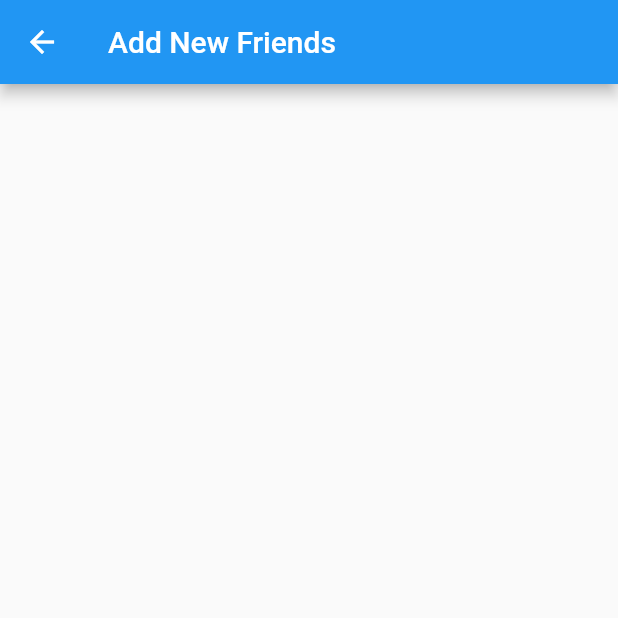
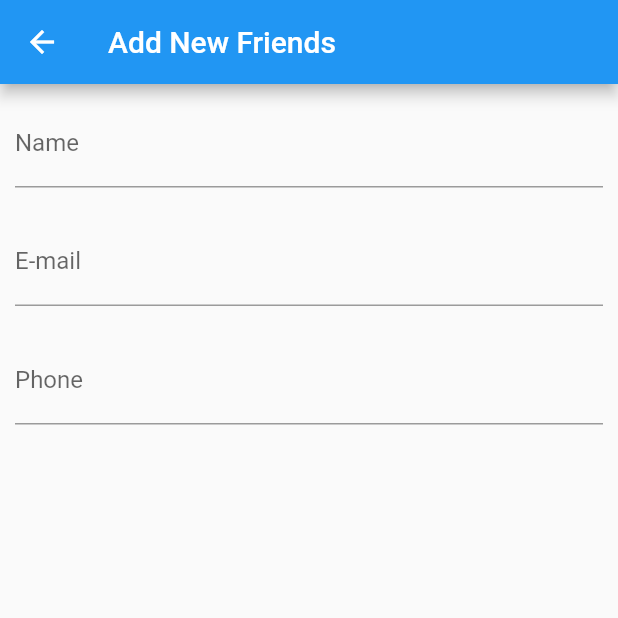
Before and after one commit to kaizer111/demo-app, a Flutter app: the Add_New_Friends screen opened directly, on a phone screen of 412 x 824 dp, the top half of it. Run offline on Flutter 3.47's test engine with Material 2 defaults, Android fonts, the phone set to English and light mode, and no system bars.

Commit message:
Added form fields in addnewfriends

```diff
--- a/lib/screens/add_new_friends.dart
+++ b/lib/screens/add_new_friends.dart
@@ -1,13 +1,37 @@
 import 'package:flutter/material.dart';
+
 class Add_New_Friends extends StatelessWidget {
-
-
   @override
   Widget build(BuildContext context) {
     return Scaffold(
       appBar: AppBar(
         title: Text('Add New Friends'),
       ),
+      body: Column(
+        children: [
+          Container(
+            padding: const EdgeInsets.all(10),
+            child: TextFormField(
+                decoration: const InputDecoration(
+              label: Text("Name"),
+            )),
+          ),
+          Container(
+            padding: const EdgeInsets.all(10),
+            child: TextFormField(
+                decoration: const InputDecoration(
+              label: Text("E-mail"),
+            )),
+          ),
+          Container(
+            padding: const EdgeInsets.all(10),
+            child: TextFormField(
+                decoration: const InputDecoration(
+              label: Text("Phone"),
+            )),
+          ),
+        ],
+      ),
     );
   }
 }
--- a/pubspec.yaml
+++ b/pubspec.yaml
@@ -20,7 +20,7 @@ publish_to: 'none' # Remove this line if you wish to publish to pub.dev
 version: 1.0.0+1
 
 environment:
-  sdk: '>=2.19.0-283.0.dev <3.0.0'
+  sdk: '>=2.19.0-146.2.beta <3.0.0'
 
 # Dependencies specify other packages that your package needs in order to work.
 # To automatically upgrade your package dependencies to the latest versions
```
Also changed, not shown: pubspec.lock.
